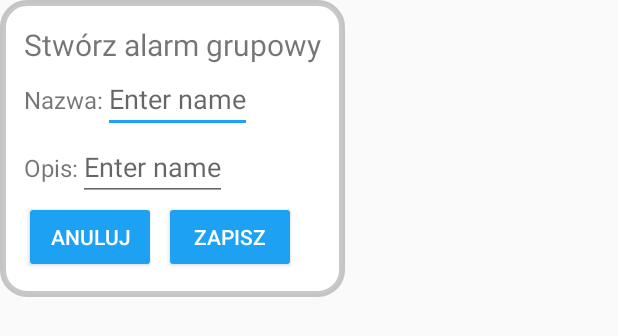
After one commit to niemczyk13/ReliableAlarmV1.0, an Android app: the layout add_group_alarm_dialog.xml on its own in the app's theme, with its tools: preview values and no code run, on a phone screen of 412 x 824 dp. The commit adds this screen. Shown: the top 336 px of the screen. Run offline under Robolectric (Android 15) with nearby library versions, the phone set to English and light mode, and no system bars.

Commit message:
Pre-added single and group alarm buttons and dialogue to create group alarm #14

```diff
--- a/app/src/main/AndroidManifest.xml
+++ b/app/src/main/AndroidManifest.xml
@@ -24,7 +24,7 @@
             android:name=".activity.main.MainActivity"
             android:exported="true"
             android:screenOrientation="portrait"
-            android:theme="@style/MainAppTheme">
+            android:theme="@style/Theme.ReliableAlarmV10">
             <intent-filter>
                 <action android:name="android.intent.action.MAIN" />
 
--- a/app/src/main/java/com/niemiec/reliablealarmv10/activity/main/MainContractMVP.java
+++ b/app/src/main/java/com/niemiec/reliablealarmv10/activity/main/MainContractMVP.java
@@ -16,6 +16,10 @@ public interface MainContractMVP {
         void startAlarm(SingleAlarmEntity singleAlarm);
         void stopAlarm(SingleAlarmEntity singleAlarm);
         void updateNotification(List<SingleAlarmEntity> activeSingleAlarms);
+        void showCreateNewAlarmDialog();
+        void showAddSingleAndGroupAlarmButtons();
+        boolean areAddSingleAndGroupAlarmButtonsVisible();
+        void hideAddSingleAndGroupAlarmButtons();
     }
 
     interface Presenter {
@@ -26,5 +30,7 @@ public interface MainContractMVP {
         void onCreateAlarmButtonClick();
         void onSwitchOnOffAlarmClick(long id);
         void onAlarmListItemClick(int position);
+        void onCreateGroupAlarmButtonClick();
+        void onAddNewAlarmButtonClick();
     }
 }
--- /dev/null
+++ b/app/src/main/res/drawable/add_group_alarm_dialog_background.xml
@@ -0,0 +1,6 @@
+<?xml version="1.0" encoding="utf-8"?>
+<shape xmlns:android="http://schemas.android.com/apk/res/android">
+    <solid android:color="#FFFFFF" /> <!-- Białe tło -->
+    <corners android:radius="16dp" /> <!-- Zaokrąglone rogi -->
+    <stroke android:width="4dp" android:color="@color/cardview_shadow_start_color" /> <!-- Czarna ramka -->
+</shape>
--- /dev/null
+++ b/app/src/main/res/layout/add_group_alarm_dialog.xml
@@ -0,0 +1,75 @@
+<?xml version="1.0" encoding="utf-8"?>
+<LinearLayout xmlns:android="http://schemas.android.com/apk/res/android"
+    android:layout_width="wrap_content"
+    android:layout_height="wrap_content"
+    android:orientation="vertical"
+    android:background="@drawable/add_group_alarm_dialog_background"
+    android:padding="16dp">
+
+    <TextView
+        android:layout_width="wrap_content"
+        android:layout_height="wrap_content"
+        android:text="Stwórz alarm grupowy"
+        android:textSize="20sp"/>
+
+    <LinearLayout
+        android:layout_width="wrap_content"
+        android:layout_height="wrap_content"
+        android:orientation="horizontal">
+
+        <TextView
+            android:layout_width="wrap_content"
+            android:layout_height="wrap_content"
+            android:text="Nazwa:"
+            android:textSize="16sp"
+            android:layout_marginBottom="8dp" />
+
+        <EditText
+            android:id="@+id/group_alarm_name_edit_text"
+            android:layout_width="match_parent"
+            android:layout_height="wrap_content"
+            android:hint="Enter name"
+            android:inputType="text" />
+    </LinearLayout>
+
+    <LinearLayout
+        android:layout_width="wrap_content"
+        android:layout_height="wrap_content"
+        android:orientation="horizontal">
+        <TextView
+            android:layout_width="wrap_content"
+            android:layout_height="wrap_content"
+            android:text="Opis:"
+            android:textSize="16sp"
+            android:layout_marginBottom="8dp" />
+
+        <EditText
+            android:id="@+id/group_alarm_note_edit_text"
+            android:layout_width="match_parent"
+            android:layout_height="wrap_content"
+            android:hint="Enter name"
+            android:inputType="text" />
+    </LinearLayout>
+
+    <LinearLayout
+        android:layout_width="wrap_content"
+        android:layout_height="wrap_content"
+        android:orientation="horizontal">
+
+        <Button
+            android:id="@+id/cancel_button"
+            android:layout_width="wrap_content"
+            android:layout_height="wrap_content"
+            android:backgroundTint="@color/blue"
+            android:text="Anuluj" />
+
+        <Button
+            android:id="@+id/save_button"
+            android:layout_width="wrap_content"
+            android:layout_height="wrap_content"
+            android:backgroundTint="@color/blue"
+            android:layout_marginLeft="5dp"
+            android:text="Zapisz" />
+    </LinearLayout>
+
+</LinearLayout>
--- a/app/src/main/res/values/strings.xml
+++ b/app/src/main/res/values/strings.xml
@@ -14,6 +14,8 @@
     <string name="ok_button">OK</string>
     <string name="left_word">Pozostało</string>
     <string name="battery_word">baterii</string>
+    <string name="add_single_alarm">Dodaj alarm</string>
+    <string name="add_group_alarm">Dodaj alarm grupowy</string>
 
     <string-array name="nap_values">
         <item>1 minuta</item>
--- a/app/src/main/res/values/themes.xml
+++ b/app/src/main/res/values/themes.xml
@@ -1,8 +1,8 @@
 <resources xmlns:tools="http://schemas.android.com/tools">
     <!-- Base application theme. -->
-    <style name="Theme.ReliableAlarmV10" parent="Theme.MaterialComponents.DayNight.DarkActionBar">
+    <style name="Theme.ReliableAlarmV10" parent="Theme.MaterialComponents.Light.Bridge">
         <!-- Primary brand color. -->
-        <item name="colorPrimary">@color/purple_500</item>
+        <item name="colorPrimary">@color/blue</item>
         <item name="colorPrimaryVariant">@color/purple_700</item>
         <item name="colorOnPrimary">@color/white</item>
         <!-- Secondary brand color. -->
@@ -12,9 +12,11 @@
         <!-- Status bar color. -->
         <item name="android:statusBarColor" tools:targetApi="l">?attr/colorPrimaryVariant</item>
         <!-- Customize your theme here. -->
+        <item name="android:textColorPrimary">@color/white</item>
+        <item name="colorAccent">@color/blue</item>
     </style>
 
-    <style name="alarmClockNapButtonTheme" parent="ThemeOverlay.AppCompat">
+    <style name="alarmClockNapButtonTheme" parent="Theme.MaterialComponents.Light.Bridge">
         <item name="colorAccent">@color/blue</item>
         <item name="backgroundColor">@color/blue</item>
     </style>
```
Also changed, not shown: app/src/main/java/com/niemiec/reliablealarmv10/activity/main/MainActivity.java (+47 -0 lines), app/src/main/java/com/niemiec/reliablealarmv10/activity/main/MainPresenter.java (+15 -0 lines), app/src/main/java/com/niemiec/reliablealarmv10/activity/main/dialog/CreateNewGroupAlarmDialog.java (added, +61 -0 lines), app/src/main/res/layout/activity_main.xml (+32 -1 lines).
